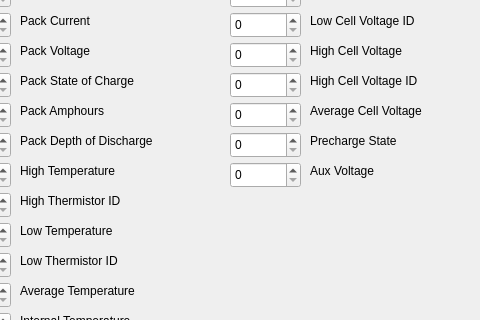
Above: src/UILayer/Packet/BatteryTab.ui from UCSolarCarTeam/Epsilon-Telemetry-Test-Tool before the change; both pictures show x 340 to 820 and y 88 to 408 of the 820 by 503 pixel window. Below: the same form after it.
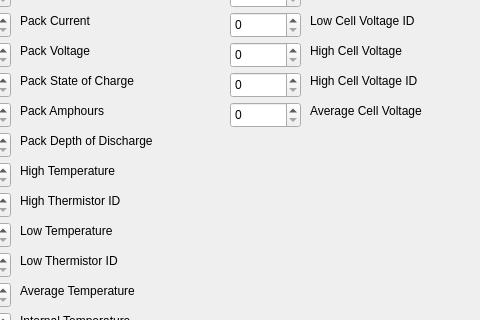
That is the form after the change.

Commit message: Removed Aux stuff from BatteryTab

```diff
--- a/src/UILayer/Packet/BatteryTab.ui
+++ b/src/UILayer/Packet/BatteryTab.ui
@@ -49,19 +49,6 @@
     </rect>
    </property>
   </widget>
-  <widget class="QLabel" name="label_23">
-   <property name="geometry">
-    <rect>
-     <x>650</x>
-     <y>250</y>
-     <width>111</width>
-     <height>17</height>
-    </rect>
-   </property>
-   <property name="text">
-    <string>Aux Voltage</string>
-   </property>
-  </widget>
   <widget class="QSpinBox" name="fanSpeed">
    <property name="geometry">
     <rect>
@@ -218,19 +205,6 @@
     </property>
    </widget>
   </widget>
-  <widget class="QSpinBox" name="prechargeState">
-   <property name="geometry">
-    <rect>
-     <x>570</x>
-     <y>220</y>
-     <width>71</width>
-     <height>26</height>
-    </rect>
-   </property>
-   <property name="maximum">
-    <number>4</number>
-   </property>
-  </widget>
   <widget class="QSpinBox" name="averageCellVoltage">
    <property name="geometry">
     <rect>
@@ -345,19 +319,6 @@
     <string>Pack Current</string>
    </property>
   </widget>
-  <widget class="QSpinBox" name="auxVoltage">
-   <property name="geometry">
-    <rect>
-     <x>570</x>
-     <y>250</y>
-     <width>71</width>
-     <height>26</height>
-    </rect>
-   </property>
-   <property name="maximum">
-    <number>255</number>
-   </property>
-  </widget>
   <widget class="QDoubleSpinBox" name="packAmphours">
    <property name="geometry">
     <rect>
@@ -511,19 +472,6 @@
     <string>Fan Speed</string>
    </property>
   </widget>
-  <widget class="QLabel" name="label_22">
-   <property name="geometry">
-    <rect>
-     <x>650</x>
-     <y>220</y>
-     <width>151</width>
-     <height>17</height>
-    </rect>
-   </property>
-   <property name="text">
-    <string>Precharge State</string>
-   </property>
-  </widget>
   <widget class="QSpinBox" name="internalTemp">
    <property name="geometry">
     <rect>
```
The commit also changes 4 other files.
